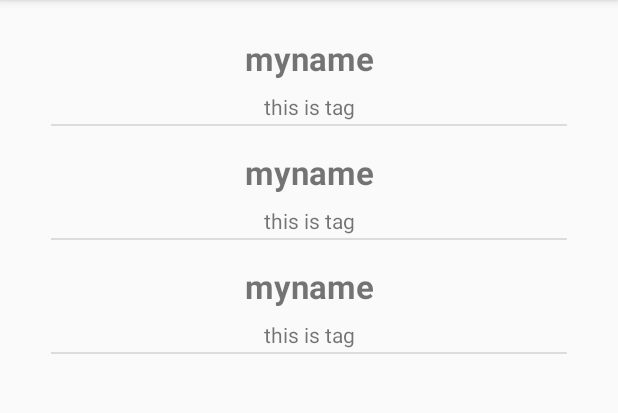
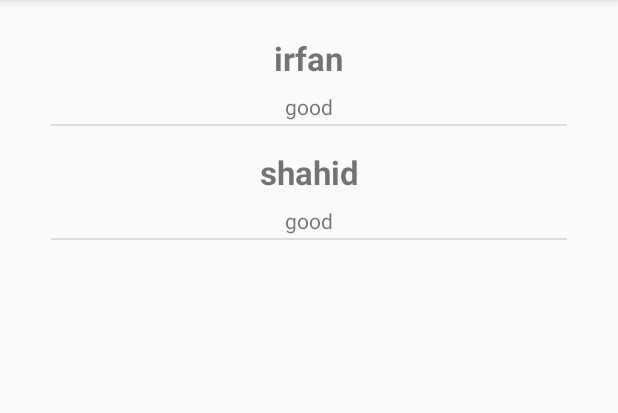
Before and after one commit to theirfanirfi/kotlin-learning, an Android app: the screen it shows after launch (MainActivity), on a phone screen of 412 x 824 dp, the part 84-497 px from its top. Run offline under Robolectric (Android 15) with nearby library versions, the phone set to English and light mode, and no system bars.

```diff
--- a/app/src/main/java/com/example/root/myapplication/Adapters/SimpleAdapter.kt
+++ b/app/src/main/java/com/example/root/myapplication/Adapters/SimpleAdapter.kt
@@ -5,20 +5,26 @@ import android.view.LayoutInflater
 import android.view.View
 import android.view.ViewGroup
 import android.widget.BaseAdapter
+import com.example.root.myapplication.Model.SimpleListViewModel
 import com.example.root.myapplication.R
 import kotlinx.android.synthetic.main.custom_row.view.*
 
-public class SimpleAdapter : BaseAdapter {
-    var context: Context? = null
+public class SimpleAdapter: BaseAdapter {
 
-    constructor(context: Context){
+   var context: Context? = null
+    private  var list: ArrayList<SimpleListViewModel>?= null
+
+    constructor(context: Context, list: ArrayList<SimpleListViewModel>){
         this.context = context
+        this.list = list
     }
 
     override fun getView(position: Int, convertView: View?, parent: ViewGroup?): View {
+
         var view:View = LayoutInflater.from(context).inflate(R.layout.custom_row,parent,false)
-        view.username.text = "myname"
-        view.tagView.text = "this is tag"
+        view.username.text = list!!.get(position).username
+        view.tagView.text = list!!.get(position).tagE
+
         return view
    }
 
@@ -31,7 +37,7 @@ public class SimpleAdapter : BaseAdapter {
     }
 
     override fun getCount(): Int {
-        return 3
+        return list!!.size
     }
 
 }
--- a/app/src/main/java/com/example/root/myapplication/MainActivity.kt
+++ b/app/src/main/java/com/example/root/myapplication/MainActivity.kt
@@ -9,6 +9,7 @@ import android.widget.Toast
 import com.example.root.myapplication.Adapters.SimpleAdapter
 import com.example.root.myapplication.Model.Human
 import com.example.root.myapplication.Model.Person
+import com.example.root.myapplication.Model.SimpleListViewModel
 import kotlinx.android.synthetic.main.activity_main.*
 
 class MainActivity : AppCompatActivity() {
@@ -46,15 +47,26 @@ class MainActivity : AppCompatActivity() {
       //  textView.text = "YOU name is: "+p.name+ " : "+pp.height.toString()+ " : "+pp.color
 
 
-       var simpleAdapter =  SimpleAdapter(this)
+        var list = ArrayList<SimpleListViewModel>()
+        var s = SimpleListViewModel()
+        s.username = "irfan"
+        s.tagE = "good"
+
+        var ss = SimpleListViewModel()
+        ss.username = "shahid"
+        ss.tagE = "good"
+
+        list.add(s)
+        list.add(ss)
+
+       var simpleAdapter =  SimpleAdapter(this,list)
         listView.adapter = simpleAdapter
 
-        listView.setOnItemClickListener(AdapterView.OnItemClickListener { parent, view, position,
-                                                                          id ->
+        listView.onItemClickListener = AdapterView.OnItemClickListener { parent, view, position,
+                                                                         id ->
             Toast.makeText(this,"working "+position.toString(),Toast.LENGTH_LONG).show()
 
-        })
-
+        }
 
     }
 }
--- /dev/null
+++ b/app/src/main/java/com/example/root/myapplication/Model/SimpleListViewModel.kt
@@ -0,0 +1,6 @@
+package com.example.root.myapplication.Model
+
+class SimpleListViewModel {
+    var username:String? = null
+    var tagE:String? = null
+}
```
